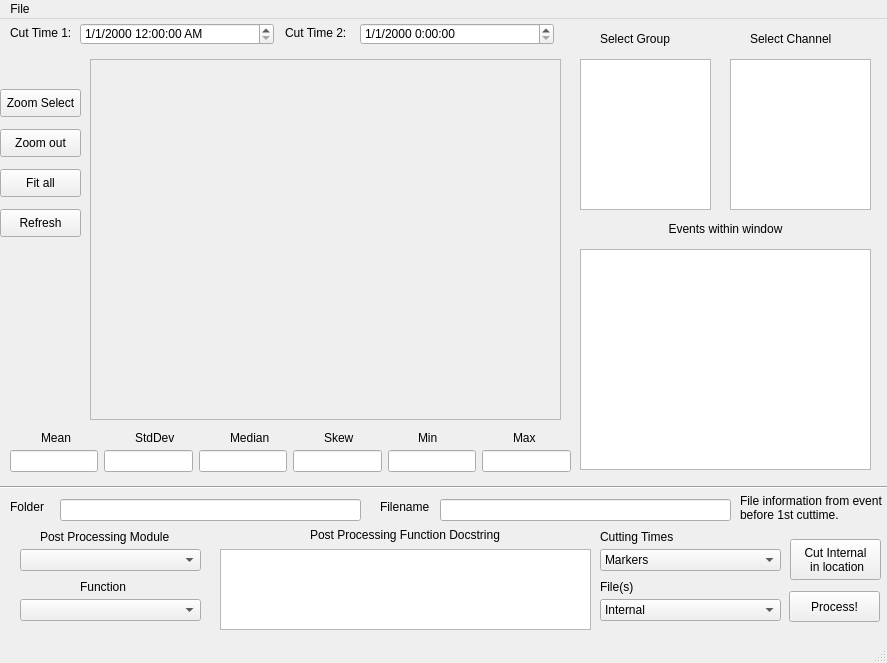
msb002/MHDlab, file Analysis/PostProcessor/Layout.ui: the form before one commit.
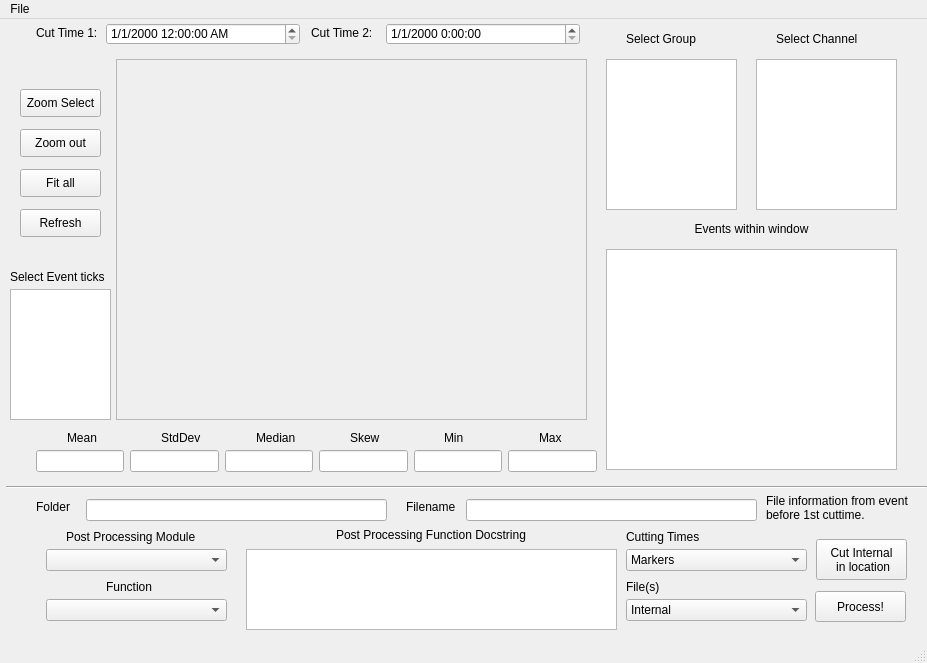
The form after the commit.

Commit message: add ability to select type of event ticks

```diff
--- a/Analysis/PostProcessor/Layout.ui
+++ b/Analysis/PostProcessor/Layout.ui
@@ -6,7 +6,7 @@
    <rect>
     <x>0</x>
     <y>0</y>
-    <width>887</width>
+    <width>927</width>
     <height>663</height>
    </rect>
   </property>
@@ -23,7 +23,7 @@
    <widget class="QDateTimeEdit" name="startTimeInput">
     <property name="geometry">
      <rect>
-      <x>80</x>
+      <x>106</x>
       <y>4</y>
       <width>194</width>
       <height>22</height>
@@ -39,7 +39,7 @@
    <widget class="QDateTimeEdit" name="endTimeInput">
     <property name="geometry">
      <rect>
-      <x>360</x>
+      <x>386</x>
       <y>4</y>
       <width>194</width>
       <height>22</height>
@@ -61,7 +61,7 @@
    <widget class="QPushButton" name="btn_refresh">
     <property name="geometry">
      <rect>
-      <x>0</x>
+      <x>20</x>
       <y>190</y>
       <width>81</width>
       <height>28</height>
@@ -74,7 +74,7 @@
    <widget class="QTextBrowser" name="text_events">
     <property name="geometry">
      <rect>
-      <x>580</x>
+      <x>606</x>
       <y>230</y>
       <width>291</width>
       <height>221</height>
@@ -84,7 +84,7 @@
    <widget class="QListWidget" name="selectChannel">
     <property name="geometry">
      <rect>
-      <x>730</x>
+      <x>756</x>
       <y>40</y>
       <width>141</width>
       <height>151</height>
@@ -121,7 +121,7 @@
    <widget class="QLabel" name="label">
     <property name="geometry">
      <rect>
-      <x>750</x>
+      <x>776</x>
       <y>10</y>
       <width>91</width>
       <height>20</height>
@@ -134,7 +134,7 @@
    <widget class="QLabel" name="label_2">
     <property name="geometry">
      <rect>
-      <x>600</x>
+      <x>626</x>
       <y>10</y>
       <width>91</width>
       <height>20</height>
@@ -147,7 +147,7 @@
    <widget class="QListWidget" name="selectGroup">
     <property name="geometry">
      <rect>
-      <x>580</x>
+      <x>606</x>
       <y>40</y>
       <width>131</width>
       <height>151</height>
@@ -184,7 +184,7 @@
    <widget class="QLineEdit" name="folderEdit">
     <property name="geometry">
      <rect>
-      <x>60</x>
+      <x>86</x>
       <y>480</y>
       <width>301</width>
       <height>22</height>
@@ -194,7 +194,7 @@
    <widget class="QLineEdit" name="filenameEdit">
     <property name="geometry">
      <rect>
-      <x>440</x>
+      <x>466</x>
       <y>480</y>
       <width>291</width>
       <height>22</height>
@@ -204,7 +204,7 @@
    <widget class="QLabel" name="label_4">
     <property name="geometry">
      <rect>
-      <x>10</x>
+      <x>36</x>
       <y>480</y>
       <width>55</width>
       <height>16</height>
@@ -217,7 +217,7 @@
    <widget class="QLabel" name="label_5">
     <property name="geometry">
      <rect>
-      <x>380</x>
+      <x>406</x>
       <y>480</y>
       <width>55</width>
       <height>16</height>
@@ -230,7 +230,7 @@
    <widget class="QLabel" name="label_3">
     <property name="geometry">
      <rect>
-      <x>580</x>
+      <x>606</x>
       <y>200</y>
       <width>291</width>
       <height>20</height>
@@ -246,7 +246,7 @@
    <widget class="QPushButton" name="btn_zoomsel">
     <property name="geometry">
      <rect>
-      <x>0</x>
+      <x>20</x>
       <y>70</y>
       <width>81</width>
       <height>28</height>
@@ -259,7 +259,7 @@
    <widget class="QPushButton" name="btn_zoomout">
     <property name="geometry">
      <rect>
-      <x>0</x>
+      <x>20</x>
       <y>110</y>
       <width>81</width>
       <height>28</height>
@@ -272,7 +272,7 @@
    <widget class="QPushButton" name="btn_fitall">
     <property name="geometry">
      <rect>
-      <x>0</x>
+      <x>20</x>
       <y>150</y>
       <width>81</width>
       <height>28</height>
@@ -285,7 +285,7 @@
    <widget class="QLabel" name="label_6">
     <property name="geometry">
      <rect>
-      <x>740</x>
+      <x>766</x>
       <y>473</y>
       <width>151</width>
       <height>31</height>
@@ -301,7 +301,7 @@
    <widget class="QLabel" name="label_7">
     <property name="geometry">
      <rect>
-      <x>41</x>
+      <x>67</x>
       <y>411</y>
       <width>31</width>
       <height>16</height>
@@ -314,7 +314,7 @@
    <widget class="QLabel" name="label_8">
     <property name="geometry">
      <rect>
-      <x>135</x>
+      <x>161</x>
       <y>411</y>
       <width>40</width>
       <height>16</height>
@@ -327,7 +327,7 @@
    <widget class="QLabel" name="label_9">
     <property name="geometry">
      <rect>
-      <x>324</x>
+      <x>350</x>
       <y>411</y>
       <width>31</width>
       <height>16</height>
@@ -340,7 +340,7 @@
    <widget class="QLabel" name="label_10">
     <property name="geometry">
      <rect>
-      <x>230</x>
+      <x>256</x>
       <y>411</y>
       <width>41</width>
       <height>16</height>
@@ -353,7 +353,7 @@
    <widget class="QLabel" name="label_11">
     <property name="geometry">
      <rect>
-      <x>418</x>
+      <x>444</x>
       <y>411</y>
       <width>20</width>
       <height>16</height>
@@ -366,7 +366,7 @@
    <widget class="QLabel" name="label_12">
     <property name="geometry">
      <rect>
-      <x>513</x>
+      <x>539</x>
       <y>411</y>
       <width>23</width>
       <height>16</height>
@@ -379,7 +379,7 @@
    <widget class="QComboBox" name="combo_function">
     <property name="geometry">
      <rect>
-      <x>20</x>
+      <x>46</x>
       <y>580</y>
       <width>181</width>
       <height>22</height>
@@ -389,7 +389,7 @@
    <widget class="QLabel" name="label_13">
     <property name="geometry">
      <rect>
-      <x>80</x>
+      <x>106</x>
       <y>560</y>
       <width>61</width>
       <height>16</height>
@@ -402,7 +402,7 @@
    <widget class="QLabel" name="label_14">
     <property name="geometry">
      <rect>
-      <x>600</x>
+      <x>626</x>
       <y>560</y>
       <width>55</width>
       <height>16</height>
@@ -415,7 +415,7 @@
    <widget class="QComboBox" name="combo_files">
     <property name="geometry">
      <rect>
-      <x>600</x>
+      <x>626</x>
       <y>580</y>
       <width>181</width>
       <height>22</height>
@@ -435,7 +435,7 @@
    <widget class="QPushButton" name="btn_parse">
     <property name="geometry">
      <rect>
-      <x>789</x>
+      <x>815</x>
       <y>572</y>
       <width>91</width>
       <height>31</height>
@@ -448,7 +448,7 @@
    <widget class="QComboBox" name="combo_times">
     <property name="geometry">
      <rect>
-      <x>600</x>
+      <x>626</x>
       <y>530</y>
       <width>181</width>
       <height>22</height>
@@ -478,7 +478,7 @@
    <widget class="QLabel" name="label_15">
     <property name="geometry">
      <rect>
-      <x>600</x>
+      <x>626</x>
       <y>510</y>
       <width>91</width>
       <height>16</height>
@@ -491,7 +491,7 @@
    <widget class="QFrame" name="mplframe">
     <property name="geometry">
      <rect>
-      <x>90</x>
+      <x>116</x>
       <y>40</y>
       <width>471</width>
       <height>361</height>
@@ -507,7 +507,7 @@
    <widget class="QLabel" name="label_16">
     <property name="geometry">
      <rect>
-      <x>10</x>
+      <x>36</x>
       <y>6</y>
       <width>71</width>
       <height>16</height>
@@ -520,7 +520,7 @@
    <widget class="QLabel" name="label_17">
     <property name="geometry">
      <rect>
-      <x>285</x>
+      <x>311</x>
       <y>6</y>
       <width>71</width>
       <height>16</height>
@@ -533,7 +533,7 @@
    <widget class="Line" name="line">
     <property name="geometry">
      <rect>
-      <x>-20</x>
+      <x>6</x>
       <y>460</y>
       <width>921</width>
       <height>16</height>
@@ -546,7 +546,7 @@
    <widget class="QLabel" name="label_18">
     <property name="geometry">
      <rect>
-      <x>40</x>
+      <x>66</x>
       <y>510</y>
       <width>151</width>
       <height>16</height>
@@ -559,7 +559,7 @@
    <widget class="QComboBox" name="combo_module">
     <property name="geometry">
      <rect>
-      <x>20</x>
+      <x>46</x>
       <y>530</y>
       <width>181</width>
       <height>22</height>
@@ -569,7 +569,7 @@
    <widget class="QLabel" name="label_19">
     <property name="geometry">
      <rect>
-      <x>310</x>
+      <x>336</x>
       <y>506</y>
       <width>231</width>
       <height>20</height>
@@ -582,7 +582,7 @@
    <widget class="QTextBrowser" name="text_docstring">
     <property name="geometry">
      <rect>
-      <x>220</x>
+      <x>246</x>
       <y>530</y>
       <width>371</width>
       <height>81</height>
@@ -592,7 +592,7 @@
    <widget class="QPushButton" name="btn_cutinternalinloc">
     <property name="geometry">
      <rect>
-      <x>790</x>
+      <x>816</x>
       <y>520</y>
       <width>91</width>
       <height>41</height>
@@ -606,7 +606,7 @@
    <widget class="QWidget" name="layoutWidget">
     <property name="geometry">
      <rect>
-      <x>10</x>
+      <x>36</x>
       <y>430</y>
       <width>561</width>
       <height>24</height>
@@ -657,13 +657,39 @@
      </item>
     </layout>
    </widget>
+   <widget class="QListWidget" name="select_eventtickdisplay">
+    <property name="geometry">
+     <rect>
+      <x>10</x>
+      <y>270</y>
+      <width>101</width>
+      <height>131</height>
+     </rect>
+    </property>
+    <property name="selectionMode">
+     <enum>QAbstractItemView::MultiSelection</enum>
+    </property>
+   </widget>
+   <widget class="QLabel" name="label_20">
+    <property name="geometry">
+     <rect>
+      <x>10</x>
+      <y>250</y>
+      <width>101</width>
+      <height>16</height>
+     </rect>
+    </property>
+    <property name="text">
+     <string>Select Event ticks</string>
+    </property>
+   </widget>
   </widget>
   <widget class="QMenuBar" name="menubar">
    <property name="geometry">
     <rect>
      <x>0</x>
      <y>0</y>
-     <width>887</width>
+     <width>927</width>
      <height>26</height>
     </rect>
    </property>
```
The commit also changes 6 other files.
